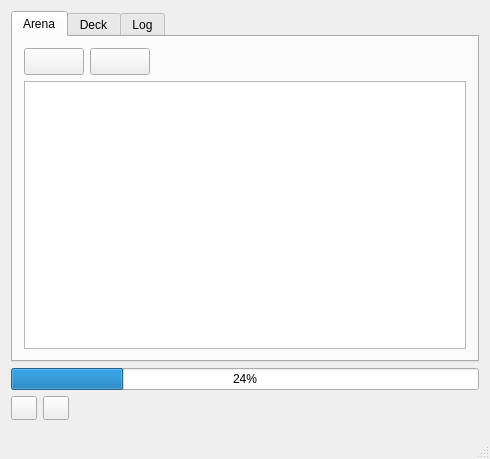
This is mainwindow.ui in supertriodo/Arena-Tracker as Qt 5 draws it before an edit. The edited form follows.
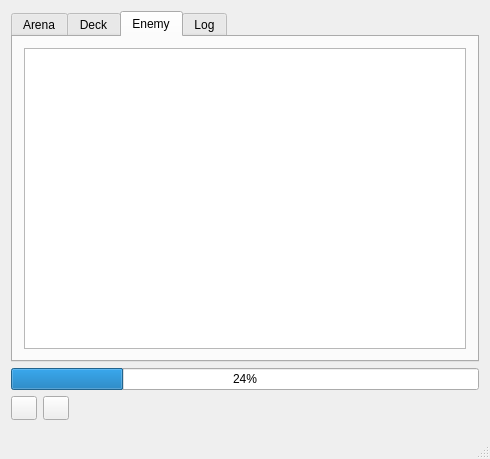
This is the edited form. Icons and pictures are not drawn.

Commit message: Add tab Enemy to track enemy hand.

Diff of the .ui file:
```diff
--- a/mainwindow.ui
+++ b/mainwindow.ui
@@ -18,7 +18,7 @@
     <item>
      <widget class="QTabWidget" name="tabWidget">
       <property name="currentIndex">
-       <number>0</number>
+       <number>2</number>
       </property>
       <widget class="QWidget" name="tab">
        <attribute name="title">
@@ -221,7 +221,24 @@
         </item>
        </layout>
       </widget>
-      <widget class="QWidget" name="tab_2">
+      <widget class="QWidget" name="tabEnemy">
+       <attribute name="title">
+        <string>Enemy</string>
+       </attribute>
+       <layout class="QVBoxLayout" name="verticalLayout_5">
+        <item>
+         <widget class="QListWidget" name="enemyHandListWidget">
+          <property name="font">
+           <font>
+            <family>Belwe Bd BT</family>
+            <pointsize>14</pointsize>
+           </font>
+          </property>
+         </widget>
+        </item>
+       </layout>
+      </widget>
+      <widget class="QWidget" name="tabLog">
        <attribute name="title">
         <string>Log</string>
        </attribute>
```
Left out of the diff: 4 changed lines with no effect on the pictures. The commit also changes 12 other files.
